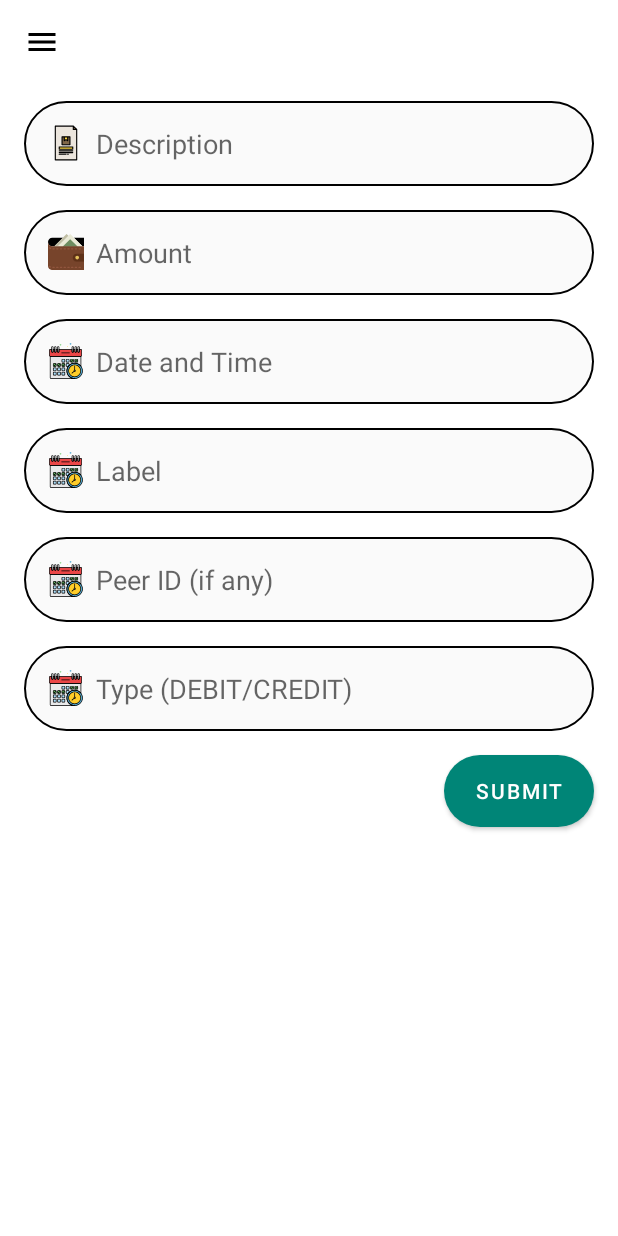
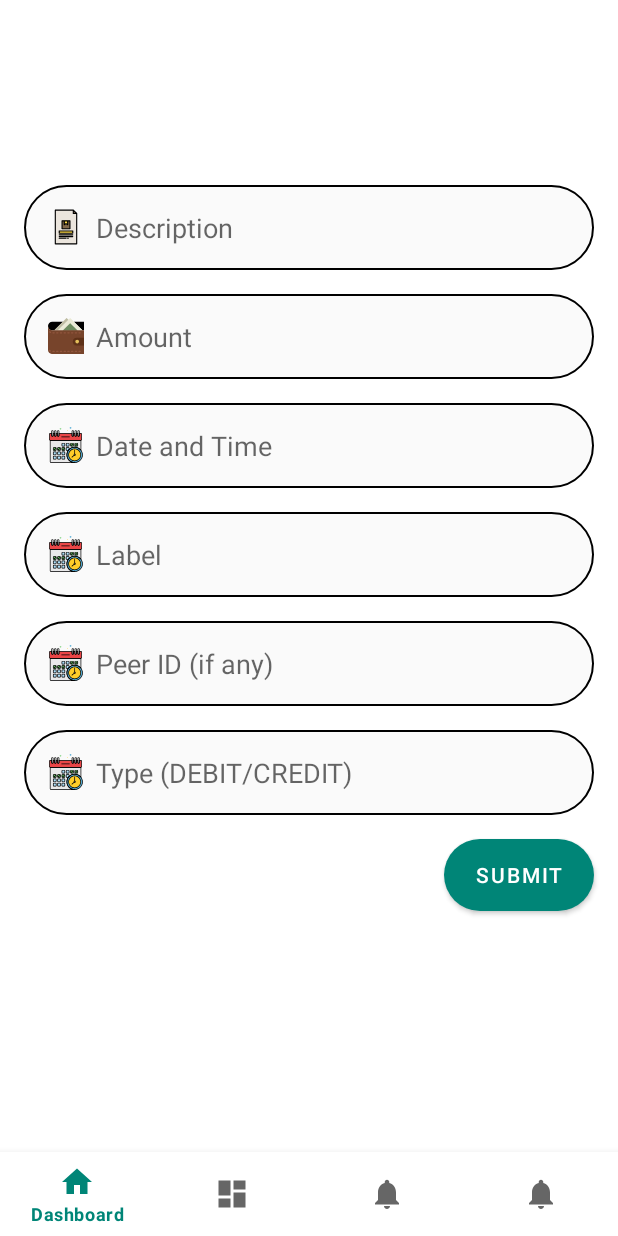
Before and after one commit to graphicstone/PersonalLedger, an Android app: the screen it shows after launch once a user with an empty profile is signed in (MainActivity before the commit, MainActivity2 after it), on a phone screen of 412 x 824 dp. Run offline under Robolectric (Android 15) with nearby library versions, the phone set to English and light mode, and no system bars; our stand-ins replace Firebase (no records; nobody signed in at launch, a user with empty details on screens opened directly), data binding, navigation-ui; 1 statement that could not run was skipped.

Commit message:
Bottom navigation integrated with some issues

```diff
--- a/app/src/main/AndroidManifest.xml
+++ b/app/src/main/AndroidManifest.xml
@@ -13,6 +13,9 @@
         android:roundIcon="@mipmap/ic_launcher_round"
         android:supportsRtl="true"
         android:theme="@style/AppTheme">
+        <activity
+            android:name=".view.activities.MainActivity2"
+            android:label="@string/title_activity_main2" />
         <activity android:name=".view.activities.OnBoardingActivity" />
         <activity android:name=".view.activities.ProfileActivity" />
         <activity android:name=".view.activities.SignUpActivity" />
--- a/app/src/main/java/com/nullbyte/personalledger/listener/ResultListener.kt
+++ b/app/src/main/java/com/nullbyte/personalledger/listener/ResultListener.kt
@@ -1,4 +1,4 @@
-package com.nullbyte.medicineledger.listener
+package com.nullbyte.personalledger.listener
 
 interface ResultListener {
     fun onSuccess(`object`: Any?)
--- a/app/src/main/java/com/nullbyte/personalledger/repository/AuthRepository.kt
+++ b/app/src/main/java/com/nullbyte/personalledger/repository/AuthRepository.kt
@@ -3,7 +3,7 @@ package com.nullbyte.personalledger.repository
 import com.google.firebase.auth.GoogleAuthProvider
 import com.google.firebase.auth.ktx.auth
 import com.google.firebase.ktx.Firebase
-import com.nullbyte.medicineledger.listener.ResultListener
+import com.nullbyte.personalledger.listener.ResultListener
 
 class AuthRepository {
     private val auth = Firebase.auth
--- a/app/src/main/java/com/nullbyte/personalledger/repository/LedgerRepository.kt
+++ b/app/src/main/java/com/nullbyte/personalledger/repository/LedgerRepository.kt
@@ -3,7 +3,7 @@ package com.nullbyte.personalledger.repository
 import com.google.firebase.auth.ktx.auth
 import com.google.firebase.firestore.FirebaseFirestore
 import com.google.firebase.ktx.Firebase
-import com.nullbyte.medicineledger.listener.ResultListener
+import com.nullbyte.personalledger.listener.ResultListener
 import com.nullbyte.personalledger.model.ExpanseModel
 import com.nullbyte.personalledger.utilities.Constant
 
--- a/app/src/main/java/com/nullbyte/personalledger/repository/UserDetailRepository.kt
+++ b/app/src/main/java/com/nullbyte/personalledger/repository/UserDetailRepository.kt
@@ -3,7 +3,7 @@ package com.nullbyte.personalledger.repository
 import com.google.firebase.auth.ktx.auth
 import com.google.firebase.firestore.FirebaseFirestore
 import com.google.firebase.ktx.Firebase
-import com.nullbyte.medicineledger.listener.ResultListener
+import com.nullbyte.personalledger.listener.ResultListener
 import com.nullbyte.personalledger.model.UserDetailsModel
 import com.nullbyte.personalledger.utilities.Constant
 
--- a/app/src/main/java/com/nullbyte/personalledger/view/activities/LoginActivity.kt
+++ b/app/src/main/java/com/nullbyte/personalledger/view/activities/LoginActivity.kt
@@ -37,10 +37,10 @@ class LoginActivity : BaseActivity() {
     }
 
     private fun observeData() {
-        viewModel.signInResponse.observe(this, Observer { result ->
+        viewModel.signInResponse.observe(this, { result ->
             updateUI(result)
         })
-        viewModel.signInError.observe(this, Observer {
+        viewModel.signInError.observe(this, {
             if (it != null) {
                 VariableAndMethodUtility.showToast(this, it)
             }
@@ -83,7 +83,7 @@ class LoginActivity : BaseActivity() {
 
     private fun updateUI(user: FirebaseUser?) {
         if (user != null) {
-            val intent = Intent(this, MainActivity::class.java)
+            val intent = Intent(this, MainActivity2::class.java)
             startActivity(intent)
         }
     }
--- /dev/null
+++ b/app/src/main/java/com/nullbyte/personalledger/view/activities/MainActivity2.kt
@@ -0,0 +1,34 @@
+package com.nullbyte.personalledger.view.activities
+
+import android.os.Bundle
+import androidx.appcompat.app.AppCompatActivity
+import androidx.navigation.findNavController
+import androidx.navigation.ui.AppBarConfiguration
+import androidx.navigation.ui.setupActionBarWithNavController
+import androidx.navigation.ui.setupWithNavController
+import com.google.android.material.bottomnavigation.BottomNavigationView
+import com.nullbyte.personalledger.R
+
+class MainActivity2 : AppCompatActivity() {
+
+    override fun onCreate(savedInstanceState: Bundle?) {
+        super.onCreate(savedInstanceState)
+        setContentView(R.layout.activity_main2)
+        val navView: BottomNavigationView = findViewById(R.id.nav_view)
+        supportActionBar?.hide()
+
+        val navController = findNavController(R.id.nav_host_fragment)
+        // Passing each menu ID as a set of Ids because each
+        // menu should be considered as top level destinations.
+        val appBarConfiguration = AppBarConfiguration(
+            setOf(
+                R.id.navigation_dashboard,
+                R.id.navigation_history,
+                R.id.navigation_statistics,
+                R.id.navigation_profile
+            )
+        )
+        setupActionBarWithNavController(navController, appBarConfiguration)
+        navView.setupWithNavController(navController)
+    }
+}
--- a/app/src/main/java/com/nullbyte/personalledger/viewModel/HomeViewModel.kt
+++ b/app/src/main/java/com/nullbyte/personalledger/viewModel/HomeViewModel.kt
@@ -1,10 +1,8 @@
 package com.nullbyte.personalledger.viewModel
 
 import android.app.Application
-import androidx.lifecycle.LiveData
 import androidx.lifecycle.MutableLiveData
-import androidx.lifecycle.ViewModel
-import com.nullbyte.medicineledger.listener.ResultListener
+import com.nullbyte.personalledger.listener.ResultListener
 import com.nullbyte.personalledger.base.BaseViewModel
 import com.nullbyte.personalledger.model.ExpanseModel
 import com.nullbyte.personalledger.repository.LedgerRepository
--- a/app/src/main/java/com/nullbyte/personalledger/viewModel/LoginViewModel.kt
+++ b/app/src/main/java/com/nullbyte/personalledger/viewModel/LoginViewModel.kt
@@ -3,7 +3,7 @@ package com.nullbyte.personalledger.viewModel
 import android.app.Application
 import androidx.lifecycle.MutableLiveData
 import com.google.firebase.auth.FirebaseUser
-import com.nullbyte.medicineledger.listener.ResultListener
+import com.nullbyte.personalledger.listener.ResultListener
 import com.nullbyte.personalledger.base.BaseViewModel
 import com.nullbyte.personalledger.repository.AuthRepository
 
--- a/app/src/main/java/com/nullbyte/personalledger/viewModel/SignUpViewModel.kt
+++ b/app/src/main/java/com/nullbyte/personalledger/viewModel/SignUpViewModel.kt
@@ -3,7 +3,7 @@ package com.nullbyte.personalledger.viewModel
 import android.app.Application
 import androidx.lifecycle.MutableLiveData
 import com.google.firebase.auth.FirebaseUser
-import com.nullbyte.medicineledger.listener.ResultListener
+import com.nullbyte.personalledger.listener.ResultListener
 import com.nullbyte.personalledger.base.BaseViewModel
 import com.nullbyte.personalledger.repository.AuthRepository
 
--- a/app/src/main/java/com/nullbyte/personalledger/viewModel/UserDetailsViewModel.kt
+++ b/app/src/main/java/com/nullbyte/personalledger/viewModel/UserDetailsViewModel.kt
@@ -2,7 +2,7 @@ package com.nullbyte.personalledger.viewModel
 
 import android.app.Application
 import androidx.lifecycle.MutableLiveData
-import com.nullbyte.medicineledger.listener.ResultListener
+import com.nullbyte.personalledger.listener.ResultListener
 import com.nullbyte.personalledger.base.BaseViewModel
 import com.nullbyte.personalledger.model.UserDetailsModel
 import com.nullbyte.personalledger.repository.UserDetailRepository
--- /dev/null
+++ b/app/src/main/res/drawable/ic_dashboard_black_24dp.xml
@@ -0,0 +1,9 @@
+<vector xmlns:android="http://schemas.android.com/apk/res/android"
+    android:width="24dp"
+    android:height="24dp"
+    android:viewportWidth="24.0"
+    android:viewportHeight="24.0">
+    <path
+        android:fillColor="#FF000000"
+        android:pathData="M3,13h8L11,3L3,3v10zM3,21h8v-6L3,15v6zM13,21h8L21,11h-8v10zM13,3v6h8L21,3h-8z" />
+</vector>
--- /dev/null
+++ b/app/src/main/res/drawable/ic_home_black_24dp.xml
@@ -0,0 +1,9 @@
+<vector xmlns:android="http://schemas.android.com/apk/res/android"
+    android:width="24dp"
+    android:height="24dp"
+    android:viewportWidth="24.0"
+    android:viewportHeight="24.0">
+    <path
+        android:fillColor="#FF000000"
+        android:pathData="M10,20v-6h4v6h5v-8h3L12,3 2,12h3v8z" />
+</vector>
--- /dev/null
+++ b/app/src/main/res/drawable/ic_notifications_black_24dp.xml
@@ -0,0 +1,9 @@
+<vector xmlns:android="http://schemas.android.com/apk/res/android"
+    android:width="24dp"
+    android:height="24dp"
+    android:viewportWidth="24.0"
+    android:viewportHeight="24.0">
+    <path
+        android:fillColor="#FF000000"
+        android:pathData="M12,22c1.1,0 2,-0.9 2,-2h-4c0,1.1 0.89,2 2,2zM18,16v-5c0,-3.07 -1.64,-5.64 -4.5,-6.32L13.5,4c0,-0.83 -0.67,-1.5 -1.5,-1.5s-1.5,0.67 -1.5,1.5v0.68C7.63,5.36 6,7.92 6,11v5l-2,2v1h16v-1l-2,-2z" />
+</vector>
--- /dev/null
+++ b/app/src/main/res/layout/activity_main2.xml
@@ -0,0 +1,33 @@
+<?xml version="1.0" encoding="utf-8"?>
+<androidx.constraintlayout.widget.ConstraintLayout xmlns:android="http://schemas.android.com/apk/res/android"
+    xmlns:app="http://schemas.android.com/apk/res-auto"
+    android:id="@+id/container"
+    android:layout_width="match_parent"
+    android:layout_height="match_parent"
+    android:paddingTop="?attr/actionBarSize">
+
+    <com.google.android.material.bottomnavigation.BottomNavigationView
+        android:id="@+id/nav_view"
+        android:layout_width="0dp"
+        android:layout_height="wrap_content"
+        android:layout_marginStart="0dp"
+        android:layout_marginEnd="0dp"
+        android:background="?android:attr/windowBackground"
+        app:layout_constraintBottom_toBottomOf="parent"
+        app:layout_constraintLeft_toLeftOf="parent"
+        app:layout_constraintRight_toRightOf="parent"
+        app:menu="@menu/bottom_nav_menu" />
+
+    <fragment
+        android:id="@+id/nav_host_fragment"
+        android:name="androidx.navigation.fragment.NavHostFragment"
+        android:layout_width="match_parent"
+        android:layout_height="match_parent"
+        app:defaultNavHost="true"
+        app:layout_constraintBottom_toTopOf="@id/nav_view"
+        app:layout_constraintLeft_toLeftOf="parent"
+        app:layout_constraintRight_toRightOf="parent"
+        app:layout_constraintTop_toTopOf="parent"
+        app:navGraph="@navigation/mobile_navigation" />
+
+</androidx.constraintlayout.widget.ConstraintLayout>
--- /dev/null
+++ b/app/src/main/res/menu/bottom_nav_menu.xml
@@ -0,0 +1,24 @@
+<?xml version="1.0" encoding="utf-8"?>
+<menu xmlns:android="http://schemas.android.com/apk/res/android">
+
+    <item
+        android:id="@+id/navigation_dashboard"
+        android:icon="@drawable/ic_home_black_24dp"
+        android:title="@string/title_dashboard" />
+
+    <item
+        android:id="@+id/navigation_statistics"
+        android:icon="@drawable/ic_dashboard_black_24dp"
+        android:title="@string/title_statistics" />
+
+    <item
+        android:id="@+id/navigation_history"
+        android:icon="@drawable/ic_notifications_black_24dp"
+        android:title="@string/title_history" />
+
+    <item
+        android:id="@+id/navigation_profile"
+        android:icon="@drawable/ic_notifications_black_24dp"
+        android:title="@string/title_profile" />
+
+</menu>
--- a/app/src/main/res/values/strings.xml
+++ b/app/src/main/res/values/strings.xml
@@ -38,4 +38,11 @@
     <string name="google_sign_in">Google Sign In</string>
     <string name="personal_details">Personal Details</string>
     <string name="next">Next</string>
+    <string name="title_activity_main2">MainActivity</string>
+    <string name="title_home">Home</string>
+    <string name="title_dashboard">Dashboard</string>
+    <string name="title_notifications">Notifications</string>
+    <string name="title_statistics">Statistics</string>
+    <string name="title_history">History</string>
+    <string name="title_profile">Profile</string>
 </resources>
```
Also changed, not shown: app/build.gradle (+16 -15 lines), app/src/main/java/com/nullbyte/personalledger/viewModel/ExpenseHistoryViewModel.kt (+3 -4 lines), build.gradle (+4 -4 lines), gradle/wrapper/gradle-wrapper.properties.
